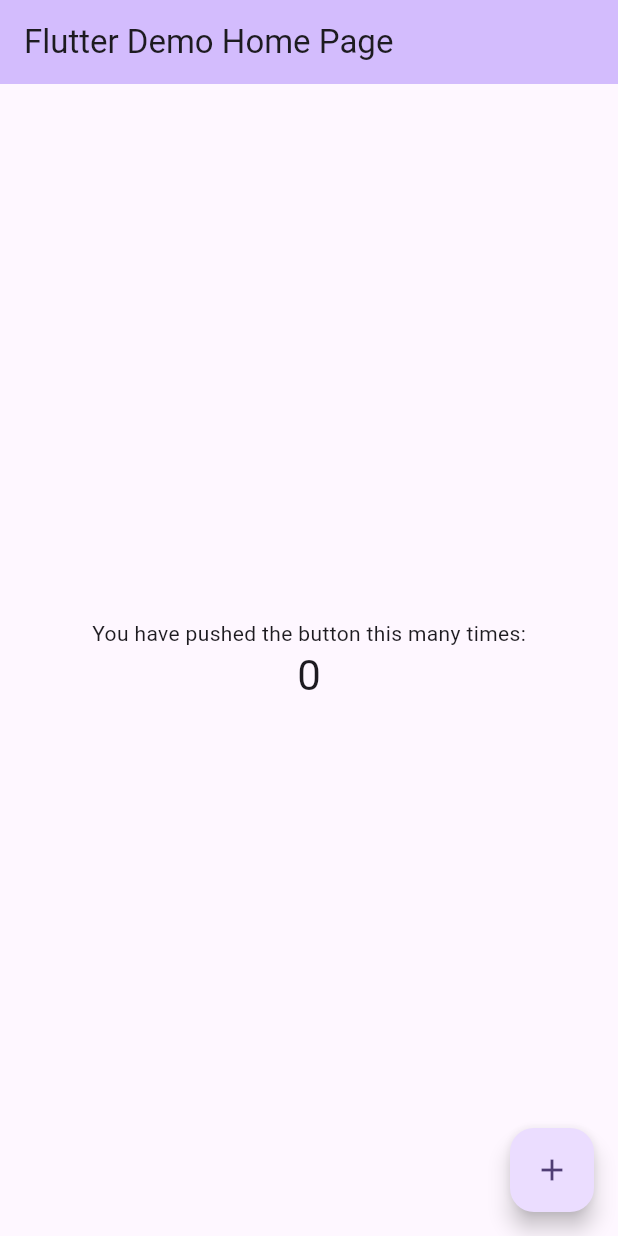
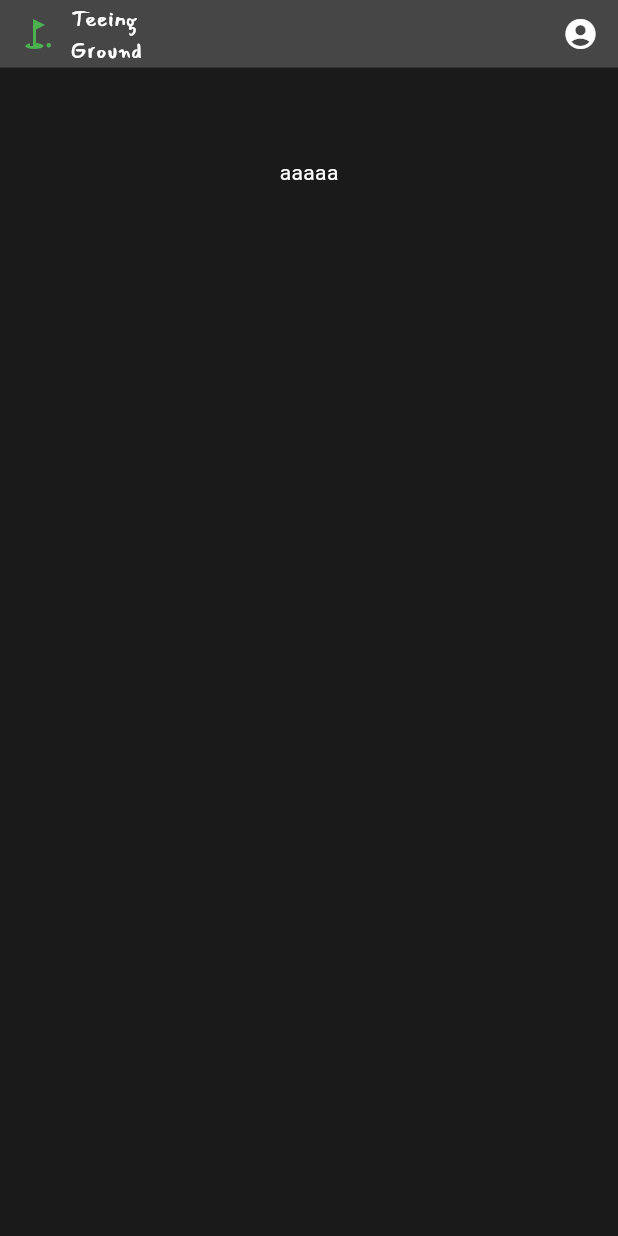
Before and after one commit to kgw7401/teeing-ground, a Flutter app: the screen it shows after launch, on a phone screen of 412 x 824 dp. Run offline on Flutter 3.47's test engine with Material 3 defaults, Android fonts, the phone set to English and light mode, and no system bars.

Commit message:
네비게이션바

```diff
--- a/frontend/teeing_ground/lib/main.dart
+++ b/frontend/teeing_ground/lib/main.dart
@@ -1,4 +1,5 @@
 import 'package:flutter/material.dart';
+import 'package:teeing_ground/problems.dart';
 
 void main() {
   runApp(const MyApp());
@@ -10,116 +11,104 @@ class MyApp extends StatelessWidget {
   // This widget is the root of your application.
   @override
   Widget build(BuildContext context) {
-    return MaterialApp(
-      title: 'Flutter Demo',
-      theme: ThemeData(
-        // This is the theme of your application.
-        //
-        // TRY THIS: Try running your application with "flutter run". You'll see
-        // the application has a purple toolbar. Then, without quitting the app,
-        // try changing the seedColor in the colorScheme below to Colors.green
-        // and then invoke "hot reload" (save your changes or press the "hot
-        // reload" button in a Flutter-supported IDE, or press "r" if you used
-        // the command line to start the app).
-        //
-        // Notice that the counter didn't reset back to zero; the application
-        // state is not lost during the reload. To reset the state, use hot
-        // restart instead.
-        //
-        // This works for code too, not just values: Most code changes can be
-        // tested with just a hot reload.
-        colorScheme: ColorScheme.fromSeed(seedColor: Colors.deepPurple),
-        useMaterial3: true,
-      ),
-      home: const MyHomePage(title: 'Flutter Demo Home Page'),
+    return const MaterialApp(
+      debugShowCheckedModeBanner: false,
+      home: Home(),
     );
   }
 }
 
-class MyHomePage extends StatefulWidget {
-  const MyHomePage({super.key, required this.title});
+class Home extends StatelessWidget {
+  const Home({super.key});
 
-  // This widget is the home page of your application. It is stateful, meaning
-  // that it has a State object (defined below) that contains fields that affect
-  // how it looks.
-
-  // This class is the configuration for the state. It holds the values (in this
-  // case the title) provided by the parent (in this case the App widget) and
-  // used by the build method of the State. Fields in a Widget subclass are
-  // always marked "final".
-
-  final String title;
-
-  @override
-  State<MyHomePage> createState() => _MyHomePageState();
-}
-
-class _MyHomePageState extends State<MyHomePage> {
-  int _counter = 0;
-
-  void _incrementCounter() {
-    setState(() {
-      // This call to setState tells the Flutter framework that something has
-      // changed in this State, which causes it to rerun the build method below
-      // so that the display can reflect the updated values. If we changed
-      // _counter without calling setState(), then the build method would not be
-      // called again, and so nothing would appear to happen.
-      _counter++;
-    });
-  }
-
+  // TODO: https://medium.com/doohyeon-kim/flutter-responsive-web-c2c123c0d5d1
   @override
   Widget build(BuildContext context) {
-    // This method is rerun every time setState is called, for instance as done
-    // by the _incrementCounter method above.
-    //
-    // The Flutter framework has been optimized to make rerunning build methods
-    // fast, so that you can just rebuild anything that needs updating rather
-    // than having to individually change instances of widgets.
+    const double mobileWidth = 700;
+    const double breakPointWidth = 1200;
+    double pageWidth =
+        MediaQueryData.fromView(WidgetsBinding.instance.window).size.width;
+    bool isWeb = true;
+    double a = pageWidth > breakPointWidth
+        ? (pageWidth - breakPointWidth) / 2 + 20
+        : 20;
+    pageWidth = MediaQuery.of(context).size.width;
+    isWeb = pageWidth > mobileWidth ? true : false;
     return Scaffold(
-      appBar: AppBar(
-        // TRY THIS: Try changing the color here to a specific color (to
-        // Colors.amber, perhaps?) and trigger a hot reload to see the AppBar
-        // change color while the other colors stay the same.
-        backgroundColor: Theme.of(context).colorScheme.inversePrimary,
-        // Here we take the value from the MyHomePage object that was created by
-        // the App.build method, and use it to set our appbar title.
-        title: Text(widget.title),
+      backgroundColor: const Color(0xff1A1A1A),
+      body: Column(
+        children: [
+          Container(
+            width: double.infinity,
+            height: 45,
+            color: const Color(0xff464646),
+            child: Row(
+              children: [
+                Row(
+                  children: [
+                    SizedBox(
+                      width: pageWidth > breakPointWidth
+                          ? (pageWidth - breakPointWidth) / 2 + 13
+                          : 13,
                     ),
-      body: Center(
-        // Center is a layout widget. It takes a single child and positions it
-        // in the middle of the parent.
-        child: Column(
-          // Column is also a layout widget. It takes a list of children and
-          // arranges them vertically. By default, it sizes itself to fit its
-          // children horizontally, and tries to be as tall as its parent.
-          //
-          // Column has various properties to control how it sizes itself and
-          // how it positions its children. Here we use mainAxisAlignment to
-          // center the children vertically; the main axis here is the vertical
-          // axis because Columns are vertical (the cross axis would be
-          // horizontal).
-          //
-          // TRY THIS: Invoke "debug painting" (choose the "Toggle Debug Paint"
-          // action in the IDE, or press "p" in the console), to see the
-          // wireframe for each widget.
-          mainAxisAlignment: MainAxisAlignment.center,
-          children: <Widget>[
+                    const Icon(
+                      Icons.golf_course_outlined,
+                      color: Colors.green,
+                    ),
+                    const SizedBox(
+                      width: 10,
+                    ),
                     const Text(
-              'You have pushed the button this many times:',
+                      "Teeing\nGround",
+                      style: TextStyle(
+                        color: Colors.white,
+                        fontSize: 15,
+                        fontFamily: 'Mansalva',
                       ),
-            Text(
-              '$_counter',
-              style: Theme.of(context).textTheme.headlineMedium,
+                    ),
+                  ],
+                ),
+                const Spacer(),
+                const Icon(
+                  Icons.account_circle_rounded,
+                  color: Colors.white,
+                ),
+                SizedBox(
+                  width: pageWidth > breakPointWidth
+                      ? (pageWidth - breakPointWidth) / 2 + 13
+                      : 13,
                 ),
               ],
             ),
           ),
-      floatingActionButton: FloatingActionButton(
-        onPressed: _incrementCounter,
-        tooltip: 'Increment',
-        child: const Icon(Icons.add),
-      ), // This trailing comma makes auto-formatting nicer for build methods.
+          const SizedBox(
+            height: 60,
+          ),
+          const Text(
+            "aaaaa",
+            style: TextStyle(color: Colors.white),
+          ),
+        ],
+      ),
+      // appBar: AppBar(
+      //   title: const Padding(
+      //     padding: EdgeInsets.all(8.0),
+      //     child: Row(
+      //       children: [
+      //         SizedBox(
+      //           width: 200,
+      //         ),
+      //         Icon(
+      //           Icons.golf_course_outlined,
+      //           color: Colors.green,
+      //         ),
+      //       ],
+      //     ),
+      //   ),
+      //   centerTitle: false,
+      //   elevation: 1,
+      //   backgroundColor: Colors.black87,
+      // ),
     );
   }
 }
--- /dev/null
+++ b/frontend/teeing_ground/lib/problems.dart
@@ -0,0 +1,41 @@
+import 'package:flutter/material.dart';
+
+class Problems extends StatelessWidget {
+  const Problems({super.key});
+
+  @override
+  Widget build(BuildContext context) {
+    return DataTable(
+      columns: const [
+        DataColumn(
+          label: Text(
+            '제출여부',
+            style: TextStyle(
+              color: Colors.white,
+              fontSize: 20,
+            ),
+          ),
+        ),
+        DataColumn(
+          label: Text(
+            '문제',
+            style: TextStyle(
+              color: Colors.white,
+              fontSize: 20,
+            ),
+          ),
+        ),
+        DataColumn(
+          label: Text(
+            '난이도',
+            style: TextStyle(
+              color: Colors.white,
+              fontSize: 20,
+            ),
+          ),
+        ),
+      ],
+      rows: const [],
+    );
+  }
+}
--- a/frontend/teeing_ground/pubspec.yaml
+++ b/frontend/teeing_ground/pubspec.yaml
@@ -74,7 +74,10 @@ flutter:
   # "family" key with the font family name, and a "fonts" key with a
   # list giving the asset and other descriptors for the font. For
   # example:
-  # fonts:
+  fonts:
+    - family: Mansalva
+      fonts:
+        - asset: assets/fonts/Mansalva-Regular.ttf
   #   - family: Schyler
   #     fonts:
   #       - asset: fonts/Schyler-Regular.ttf
```
Also changed, not shown: frontend/teeing_ground/assets/fonts/Mansalva-Regular.ttf (added). Lines whose indentation alone changed are shown as unchanged.
